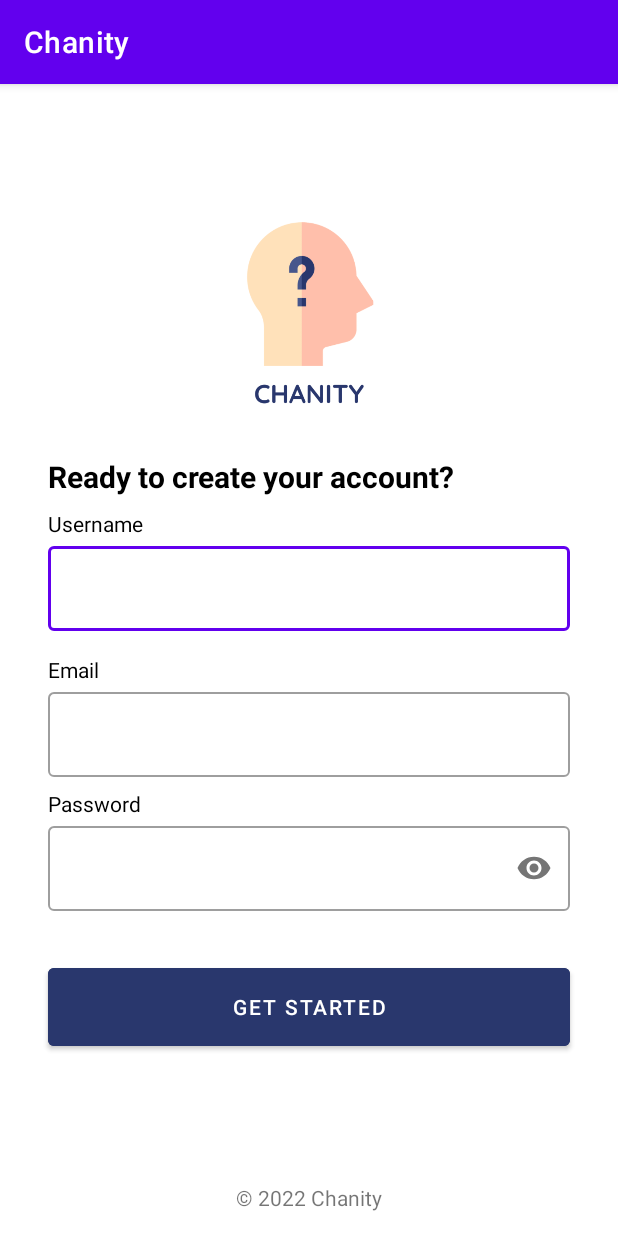
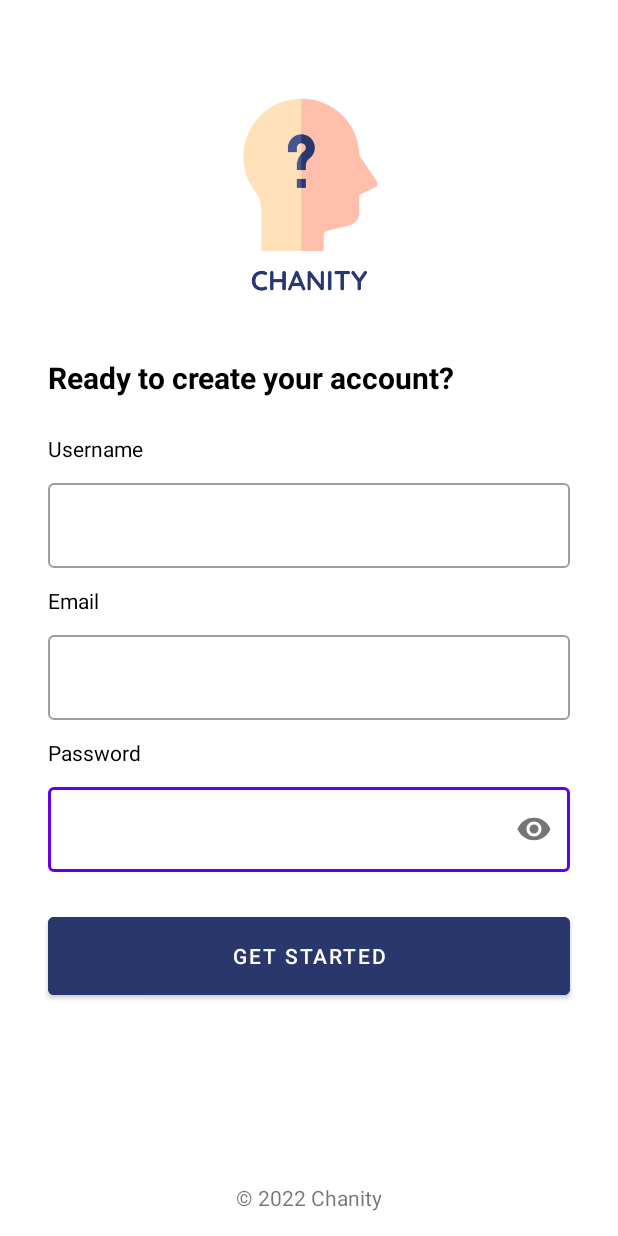
Before and after one commit to GeraldoJulius/Chanity, an Android app: the SignUpActivity screen opened directly, with no data from a screen before it, on a phone screen of 412 x 824 dp. Run offline under Robolectric (Android 15) with nearby library versions, the phone set to English and light mode, and no system bars.

Commit message:
activity reglog

```diff
--- a/app/build.gradle
+++ b/app/build.gradle
@@ -29,13 +29,16 @@ android {
     kotlinOptions {
         jvmTarget = '1.8'
     }
+    viewBinding {
+        enabled = true
+    }
 }
 
 dependencies {
 
     implementation 'androidx.core:core-ktx:1.7.0'
     implementation 'androidx.appcompat:appcompat:1.4.1'
-    implementation 'com.google.android.material:material:1.5.0'
+    implementation 'com.google.android.material:material:1.6.0'
     implementation 'androidx.constraintlayout:constraintlayout:2.1.3'
     testImplementation 'junit:junit:4.13.2'
     androidTestImplementation 'androidx.test.ext:junit:1.1.3'
--- a/app/src/main/AndroidManifest.xml
+++ b/app/src/main/AndroidManifest.xml
@@ -19,7 +19,7 @@
             android:exported="false" />
         <activity
             android:name=".WelcomeActivity"
-            android:exported="false" />
+            android:exported="false"/>
         <activity
             android:name=".SplashScreenActivity"
             android:exported="true"
--- a/app/src/main/java/com/example/chanity/SignUpActivity.kt
+++ b/app/src/main/java/com/example/chanity/SignUpActivity.kt
@@ -1,11 +1,33 @@
 package com.example.chanity
 
+import android.os.Build
 import androidx.appcompat.app.AppCompatActivity
 import android.os.Bundle
+import android.view.WindowInsets
+import android.view.WindowManager
+import com.example.chanity.databinding.ActivitySignupBinding
 
 class SignUpActivity : AppCompatActivity() {
+    private lateinit var binding: ActivitySignupBinding
+
     override fun onCreate(savedInstanceState: Bundle?) {
         super.onCreate(savedInstanceState)
-        setContentView(R.layout.activity_signup)
+        binding = ActivitySignupBinding.inflate(layoutInflater)
+        setContentView(binding.root)
+
+        setupView()
+    }
+
+    private fun setupView() {
+        @Suppress("DEPRECATION")
+        if (Build.VERSION.SDK_INT >= Build.VERSION_CODES.R) {
+            window.insetsController?.hide(WindowInsets.Type.statusBars())
+        } else {
+            window.setFlags(
+                WindowManager.LayoutParams.FLAG_FULLSCREEN,
+                WindowManager.LayoutParams.FLAG_FULLSCREEN
+            )
+        }
+        supportActionBar?.hide()
     }
 }
--- a/app/src/main/java/com/example/chanity/SplashScreenActivity.kt
+++ b/app/src/main/java/com/example/chanity/SplashScreenActivity.kt
@@ -20,7 +20,7 @@ class SplashScreenActivity : AppCompatActivity() {
         setContentView(R.layout.activity_splash_screen)
 
         Handler(Looper.getMainLooper()).postDelayed({
-            startActivity(Intent(this@SplashScreenActivity, MainActivity::class.java))
+            startActivity(Intent(this@SplashScreenActivity, WelcomeActivity::class.java))
             finish()
         }, 2000)
     }
--- a/app/src/main/res/layout/activity_signup.xml
+++ b/app/src/main/res/layout/activity_signup.xml
@@ -10,22 +10,21 @@
         android:id="@+id/imageView"
         android:layout_width="0dp"
         android:layout_height="0dp"
-        android:contentDescription="@string/chanity_iv"
         android:layout_marginStart="32dp"
         android:layout_marginEnd="32dp"
+        android:contentDescription="@string/chanity_iv"
+        android:src="@drawable/chanity"
         app:layout_constraintBottom_toTopOf="@+id/guidelineHorizontal"
         app:layout_constraintEnd_toEndOf="parent"
         app:layout_constraintStart_toStartOf="parent"
-        app:layout_constraintTop_toTopOf="@+id/guideline2"
-        android:src="@drawable/chanity"
-        />
+        app:layout_constraintTop_toTopOf="@+id/guideline2" />
 
     <TextView
         android:id="@+id/titleTextView"
         android:layout_width="0dp"
         android:layout_height="wrap_content"
         android:layout_marginStart="32dp"
-        android:layout_marginTop="16dp"
+        android:layout_marginTop="24dp"
         android:layout_marginEnd="32dp"
         android:text="@string/title_signup_page"
         android:textColor="@color/black"
@@ -41,11 +40,47 @@
         android:layout_width="wrap_content"
         android:layout_height="wrap_content"
         android:layout_marginStart="32dp"
-        android:layout_marginTop="8dp"
+        android:layout_marginTop="24dp"
         android:text="@string/name"
         android:textColor="@color/black"
         app:layout_constraintStart_toStartOf="parent"
         app:layout_constraintTop_toBottomOf="@+id/titleTextView" />
+
+    <TextView
+        android:id="@+id/emailTextView"
+        android:layout_width="wrap_content"
+        android:layout_height="wrap_content"
+        android:layout_marginStart="32dp"
+        android:layout_marginTop="12dp"
+        android:text="@string/email"
+        android:textColor="@color/black"
+        app:layout_constraintStart_toStartOf="parent"
+        app:layout_constraintTop_toBottomOf="@+id/nameEditTextLayout" />
+
+    <com.google.android.material.textfield.TextInputLayout
+        android:id="@+id/passwordEditTextLayout"
+        style="@style/Widget.MaterialComponents.TextInputLayout.OutlinedBox"
+        android:layout_width="0dp"
+        android:layout_height="wrap_content"
+        android:layout_marginStart="32dp"
+        android:layout_marginTop="8dp"
+        android:layout_marginEnd="32dp"
+        app:layout_constraintEnd_toEndOf="parent"
+        app:layout_constraintHorizontal_bias="0.0"
+        app:layout_constraintStart_toStartOf="parent"
+        app:layout_constraintTop_toBottomOf="@+id/passwordTextView"
+        app:passwordToggleEnabled="true">
+
+        <com.google.android.material.textfield.TextInputEditText
+            android:id="@+id/passwordEditText"
+            android:layout_width="match_parent"
+            android:layout_height="wrap_content"
+            android:ems="10"
+            android:inputType="textPassword"
+            app:passwordToggleEnabled="true"
+            tools:layout_editor_absoluteX="32dp"
+            tools:layout_editor_absoluteY="533dp" />
+    </com.google.android.material.textfield.TextInputLayout>
 
     <com.google.android.material.textfield.TextInputLayout
         android:id="@+id/nameEditTextLayout"
@@ -53,11 +88,12 @@
         android:layout_width="0dp"
         android:layout_height="wrap_content"
         android:layout_marginStart="32dp"
+        android:layout_marginTop="8dp"
         android:layout_marginEnd="32dp"
         app:layout_constraintEnd_toEndOf="parent"
+        app:layout_constraintHorizontal_bias="0.0"
         app:layout_constraintStart_toStartOf="parent"
-        app:layout_constraintTop_toBottomOf="@+id/nameTextView"
-        >
+        app:layout_constraintTop_toBottomOf="@+id/nameTextView">
 
         <com.google.android.material.textfield.TextInputEditText
             android:id="@+id/nameEditText"
@@ -68,28 +104,18 @@
             app:passwordToggleEnabled="true" />
     </com.google.android.material.textfield.TextInputLayout>
 
-    <TextView
-        android:id="@+id/emailTextView"
-        android:layout_width="wrap_content"
-        android:layout_height="wrap_content"
-        android:layout_marginStart="32dp"
-        android:layout_marginTop="16dp"
-        android:text="@string/email"
-        android:textColor="@color/black"
-        app:layout_constraintStart_toStartOf="parent"
-        app:layout_constraintTop_toBottomOf="@+id/nameEditTextLayout" />
-
     <com.google.android.material.textfield.TextInputLayout
         android:id="@+id/emailEditTextLayout"
         style="@style/Widget.MaterialComponents.TextInputLayout.OutlinedBox"
         android:layout_width="0dp"
         android:layout_height="wrap_content"
         android:layout_marginStart="32dp"
+        android:layout_marginTop="8dp"
         android:layout_marginEnd="32dp"
         app:layout_constraintEnd_toEndOf="parent"
+        app:layout_constraintHorizontal_bias="0.0"
         app:layout_constraintStart_toStartOf="parent"
-        app:layout_constraintTop_toBottomOf="@+id/emailTextView"
-        >
+        app:layout_constraintTop_toBottomOf="@+id/emailTextView">
 
         <com.google.android.material.textfield.TextInputEditText
             android:id="@+id/emailEditText"
@@ -104,44 +130,23 @@
         android:layout_width="wrap_content"
         android:layout_height="wrap_content"
         android:layout_marginStart="32dp"
-        android:layout_marginTop="8dp"
+        android:layout_marginTop="12dp"
         android:text="@string/password"
         android:textColor="@color/black"
         app:layout_constraintStart_toStartOf="parent"
         app:layout_constraintTop_toBottomOf="@+id/emailEditTextLayout" />
-
-    <com.google.android.material.textfield.TextInputLayout
-        android:id="@+id/passwordEditTextLayout"
-        style="@style/Widget.MaterialComponents.TextInputLayout.OutlinedBox"
-        android:layout_width="0dp"
-        android:layout_height="wrap_content"
-        android:layout_marginStart="32dp"
-        android:layout_marginEnd="32dp"
-        app:layout_constraintEnd_toEndOf="parent"
-        app:layout_constraintStart_toStartOf="parent"
-        app:layout_constraintTop_toBottomOf="@+id/passwordTextView"
-        app:passwordToggleEnabled="true"
-        >
-
-        <com.google.android.material.textfield.TextInputEditText
-            android:id="@+id/passwordEditText"
-            android:layout_width="match_parent"
-            android:layout_height="wrap_content"
-            android:ems="10"
-            android:inputType="textPassword"
-            app:passwordToggleEnabled="true" />
-    </com.google.android.material.textfield.TextInputLayout>
 
     <Button
         android:id="@+id/signupButton"
         android:layout_width="0dp"
         android:layout_height="64dp"
         android:layout_marginStart="32dp"
-        android:layout_marginTop="32dp"
+        android:layout_marginTop="24dp"
         android:layout_marginEnd="32dp"
         android:backgroundTint="@color/navi"
         android:text="@string/getstarted"
         app:layout_constraintEnd_toEndOf="parent"
+        app:layout_constraintHorizontal_bias="0.0"
         app:layout_constraintStart_toStartOf="parent"
         app:layout_constraintTop_toBottomOf="@+id/passwordEditTextLayout" />
 
@@ -151,7 +156,7 @@
         android:layout_height="64dp"
         android:orientation="horizontal"
         app:layout_constraintEnd_toEndOf="parent"
-        app:layout_constraintGuide_percent="0.30191082"
+        app:layout_constraintGuide_percent="0.26"
         app:layout_constraintStart_toStartOf="parent" />
 
     <androidx.constraintlayout.widget.Guideline
@@ -181,6 +186,6 @@
         android:layout_width="wrap_content"
         android:layout_height="64dp"
         android:orientation="horizontal"
-        app:layout_constraintGuide_percent="0.1" />
+        app:layout_constraintGuide_percent="0.06" />
 
 </androidx.constraintlayout.widget.ConstraintLayout>
--- a/app/src/main/res/layout/activity_welcome.xml
+++ b/app/src/main/res/layout/activity_welcome.xml
@@ -24,7 +24,7 @@
         android:id="@+id/titleTextView"
         android:layout_width="wrap_content"
         android:layout_height="wrap_content"
-        android:layout_marginTop="16dp"
+        android:layout_marginTop="12dp"
         android:text="@string/WelcomeTitle"
         android:textColor="@color/black"
         android:textSize="20sp"
@@ -38,7 +38,7 @@
         android:layout_width="wrap_content"
         android:layout_height="wrap_content"
         android:layout_marginStart="32dp"
-        android:layout_marginTop="8dp"
+        android:layout_marginTop="12dp"
         android:layout_marginEnd="32dp"
         android:text="@string/RegisLogin"
         android:textSize="15sp"
--- a/app/src/main/res/values/strings.xml
+++ b/app/src/main/res/values/strings.xml
@@ -9,7 +9,7 @@
     <string name="title_login_page">Welcome back!</string>
 
     <string name="splash_iv">SplashScreen</string>
-    <string name="WelcomeTitle">Welcome To Chanity!</string>
+    <string name="WelcomeTitle">Welcome to Chanity!</string>
     <string name="RegisLogin">Please register or login first.</string>
     <string name="getstarted">Get Started</string>
 
```
Also changed, not shown: app/src/main/java/com/example/chanity/SignInActivity.kt (+23 -1 lines), app/src/main/java/com/example/chanity/WelcomeActivity.kt (+35 -1 lines), app/src/main/res/layout/activity_signin.xml (+39 -35 lines).
